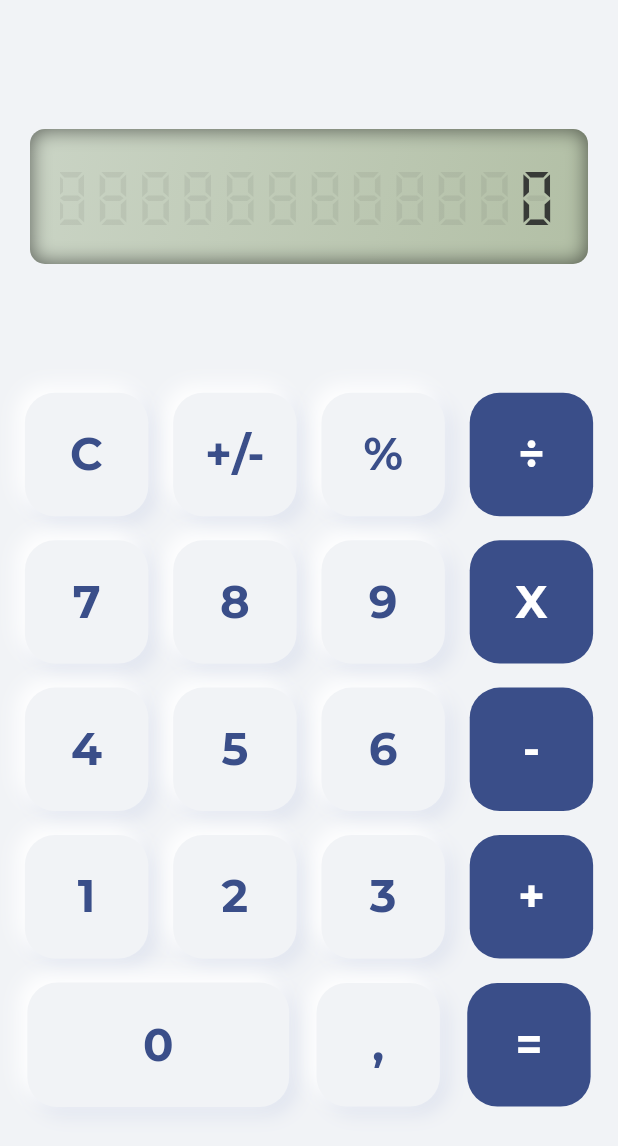
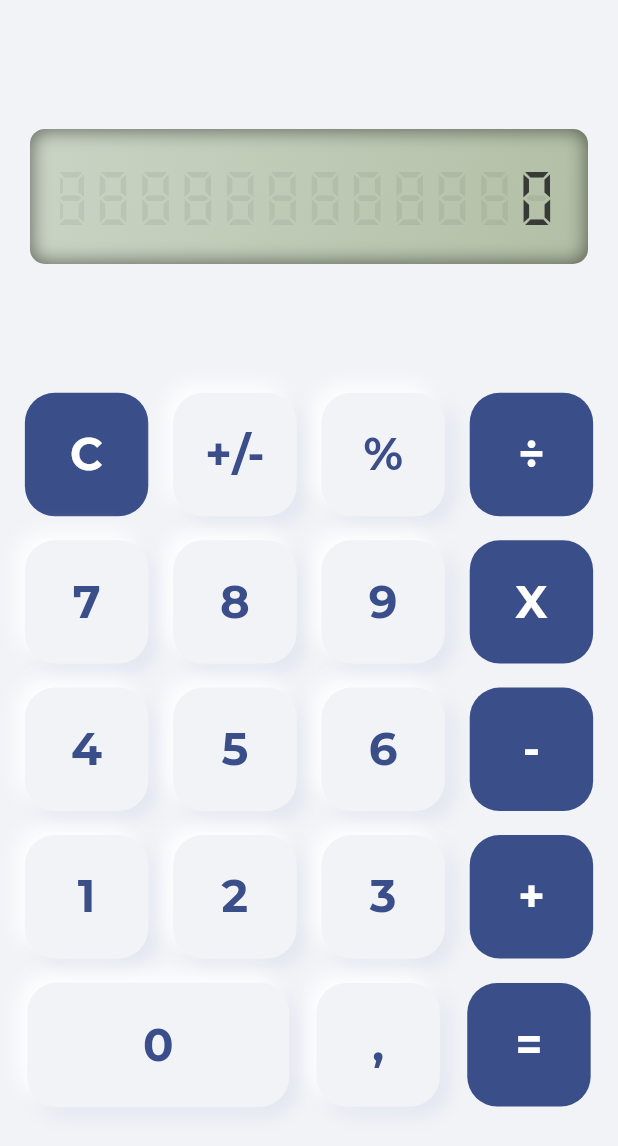
Before and after one commit to adeeteya/DigitalCalculator, a Flutter app: the screen it shows after launch, on a phone screen of 412 x 824 dp. Shown: the top 1146 px of the screen. Run offline on Flutter 3.47's test engine with Material 3 defaults, Android fonts, the light colour scheme and no system bars; our stand-ins replace flutter_inset_box_shadow, math_expressions.

Commit message:
🐛 fixes #3

```diff
--- a/lib/constants.dart
+++ b/lib/constants.dart
@@ -1,4 +1,4 @@
-import 'dart:ui';
+import 'package:flutter/material.dart';
 
 const Color antiFlashWhite = Color(0xFFF1F3F6);
 const Color pastelGray = Color(0xFFCAD4C5);
--- /dev/null
+++ b/lib/intents.dart
@@ -0,0 +1,77 @@
+import 'package:flutter/material.dart';
+
+class Digit0Intent extends Intent {
+  const Digit0Intent();
+}
+
+class Digit1Intent extends Intent {
+  const Digit1Intent();
+}
+
+class Digit2Intent extends Intent {
+  const Digit2Intent();
+}
+
+class Digit3Intent extends Intent {
+  const Digit3Intent();
+}
+
+class Digit4Intent extends Intent {
+  const Digit4Intent();
+}
+
+class Digit5Intent extends Intent {
+  const Digit5Intent();
+}
+
+class Digit6Intent extends Intent {
+  const Digit6Intent();
+}
+
+class Digit7Intent extends Intent {
+  const Digit7Intent();
+}
+
+class Digit8Intent extends Intent {
+  const Digit8Intent();
+}
+
+class Digit9Intent extends Intent {
+  const Digit9Intent();
+}
+
+class AdditionIntent extends Intent {
+  const AdditionIntent();
+}
+
+class SubtractionIntent extends Intent {
+  const SubtractionIntent();
+}
+
+class MultiplicationIntent extends Intent {
+  const MultiplicationIntent();
+}
+
+class DivisionIntent extends Intent {
+  const DivisionIntent();
+}
+
+class PercentIntent extends Intent {
+  const PercentIntent();
+}
+
+class PeriodIntent extends Intent {
+  const PeriodIntent();
+}
+
+class BackSpaceIntent extends Intent {
+  const BackSpaceIntent();
+}
+
+class AllClearIntent extends Intent {
+  const AllClearIntent();
+}
+
+class ComputeIntent extends Intent {
+  const ComputeIntent();
+}
--- a/lib/views/home.dart
+++ b/lib/views/home.dart
@@ -1,5 +1,7 @@
 import 'package:digital_calculator/constants.dart';
+import 'package:digital_calculator/intents.dart';
 import 'package:digital_calculator/widgets/calculator_button.dart';
+import 'package:digital_calculator/widgets/clear_button.dart';
 import 'package:digital_calculator/widgets/digital_text.dart';
 import 'package:flutter/gestures.dart';
 import 'package:flutter/material.dart' hide BoxDecoration, BoxShadow;
@@ -15,10 +17,24 @@ class Home extends StatefulWidget {
 }
 
 class _HomeState extends State<Home> {
-  final ScrollController resultScrollController = ScrollController();
   String expressionText = "0";
   int maxChars = 50;
   bool scrollToMinExtent = false;
+  final ScrollController resultScrollController = ScrollController();
+  final GlobalKey digit0Key = GlobalKey();
+  final GlobalKey digit1Key = GlobalKey();
+  final GlobalKey digit2Key = GlobalKey();
+  final GlobalKey digit3Key = GlobalKey();
+  final GlobalKey digit4Key = GlobalKey();
+  final GlobalKey digit5Key = GlobalKey();
+  final GlobalKey digit6Key = GlobalKey();
+  final GlobalKey digit7Key = GlobalKey();
+  final GlobalKey digit8Key = GlobalKey();
+  final GlobalKey digit9Key = GlobalKey();
+  final GlobalKey commaKey = GlobalKey();
+  final GlobalKey percentageKey = GlobalKey();
+  final GlobalKey clearKey = GlobalKey();
+
   int getMaxChars(double width) {
     late int numLines;
     TextSpan span = const TextSpan(
@@ -45,20 +61,6 @@ class _HomeState extends State<Home> {
     } while (numLines > 1);
     return span.text?.length ?? 50;
   }
-
-  final GlobalKey digit0Key = GlobalKey();
-  final GlobalKey digit1Key = GlobalKey();
-  final GlobalKey digit2Key = GlobalKey();
-  final GlobalKey digit3Key = GlobalKey();
-  final GlobalKey digit4Key = GlobalKey();
-  final GlobalKey digit5Key = GlobalKey();
-  final GlobalKey digit6Key = GlobalKey();
-  final GlobalKey digit7Key = GlobalKey();
-  final GlobalKey digit8Key = GlobalKey();
-  final GlobalKey digit9Key = GlobalKey();
-  final GlobalKey commaKey = GlobalKey();
-  final GlobalKey percentageKey = GlobalKey();
-  final GlobalKey clearKey = GlobalKey();
 
   void scrollBack() {
     if (scrollToMinExtent) {
@@ -177,6 +179,13 @@ class _HomeState extends State<Home> {
     });
   }
 
+  void allClear() {
+    scrollBack();
+    setState(() {
+      expressionText = "0";
+    });
+  }
+
   Future simulateButtonPress(RenderBox renderBox) async {
     Offset buttonOffset = Offset(renderBox.localToGlobal(Offset.zero).dx + 10,
         renderBox.localToGlobal(Offset.zero).dy + 10);
@@ -216,7 +225,7 @@ class _HomeState extends State<Home> {
         LogicalKeySet(LogicalKeyboardKey.equal): const ComputeIntent(),
         LogicalKeySet(LogicalKeyboardKey.escape): const BackSpaceIntent(),
         LogicalKeySet(LogicalKeyboardKey.delete): const BackSpaceIntent(),
-        const CharacterActivator("c"): const BackSpaceIntent(),
+        const CharacterActivator("c"): const AllClearIntent(),
       },
       child: Actions(
         actions: {
@@ -266,8 +275,9 @@ class _HomeState extends State<Home> {
               onInvoke: (intent) => simulateButtonPress(
                   commaKey.currentContext?.findRenderObject() as RenderBox)),
           BackSpaceIntent: CallbackAction<BackSpaceIntent>(
-              onInvoke: (intent) => simulateButtonPress(
-                  clearKey.currentContext?.findRenderObject() as RenderBox)),
+              onInvoke: (intent) => deleteCharacter()),
+          AllClearIntent:
+              CallbackAction<AllClearIntent>(onInvoke: (intent) => allClear()),
           ComputeIntent:
               CallbackAction<ComputeIntent>(onInvoke: (intent) => compute()),
         },
@@ -276,6 +286,7 @@ class _HomeState extends State<Home> {
           child: Scaffold(
             body: LayoutBuilder(
               builder: (context, constraints) {
+                //If The Layout is in Landscape Mode
                 if (constraints.maxWidth > constraints.maxHeight) {
                   //Landscape Layout
                   double widthPerButton = (constraints.maxWidth - 100) / 8.1;
@@ -338,12 +349,11 @@ class _HomeState extends State<Home> {
                         Row(
                           mainAxisAlignment: MainAxisAlignment.spaceEvenly,
                           children: [
-                            CalculatorButton(
+                            ClearButton(
                               key: clearKey,
                               width: widthPerButton,
-                              text: "C",
-                              isBlue: true,
                               onTap: deleteCharacter,
+                              onLongPress: allClear,
                             ),
                             CalculatorButton(
                               width: widthPerButton,
@@ -444,7 +454,9 @@ class _HomeState extends State<Home> {
                       ],
                     ),
                   );
-                } else {
+                }
+                //If The Layout is in Portrait Mode
+                else {
                   double widthPerButton = (constraints.maxWidth - 50) / 4.4;
                   maxChars =
                       getMaxChars(MediaQuery.of(context).size.width - 20) - 2;
@@ -488,11 +500,11 @@ class _HomeState extends State<Home> {
                         Row(
                           mainAxisAlignment: MainAxisAlignment.spaceEvenly,
                           children: [
-                            CalculatorButton(
+                            ClearButton(
                               key: clearKey,
                               width: widthPerButton,
-                              text: "C",
                               onTap: deleteCharacter,
+                              onLongPress: allClear,
                             ),
                             CalculatorButton(
                               width: widthPerButton,
@@ -641,75 +653,3 @@ class _HomeState extends State<Home> {
     );
   }
 }
-
-class Digit0Intent extends Intent {
-  const Digit0Intent();
-}
-
-class Digit1Intent extends Intent {
-  const Digit1Intent();
-}
-
-class Digit2Intent extends Intent {
-  const Digit2Intent();
-}
-
-class Digit3Intent extends Intent {
-  const Digit3Intent();
-}
-
-class Digit4Intent extends Intent {
-  const Digit4Intent();
-}
-
-class Digit5Intent extends Intent {
-  const Digit5Intent();
-}
-
-class Digit6Intent extends Intent {
-  const Digit6Intent();
-}
-
-class Digit7Intent extends Intent {
-  const Digit7Intent();
-}
-
-class Digit8Intent extends Intent {
-  const Digit8Intent();
-}
-
-class Digit9Intent extends Intent {
-  const Digit9Intent();
-}
-
-class AdditionIntent extends Intent {
-  const AdditionIntent();
-}
-
-class SubtractionIntent extends Intent {
-  const SubtractionIntent();
-}
-
-class MultiplicationIntent extends Intent {
-  const MultiplicationIntent();
-}
-
-class DivisionIntent extends Intent {
-  const DivisionIntent();
-}
-
-class PercentIntent extends Intent {
-  const PercentIntent();
-}
-
-class PeriodIntent extends Intent {
-  const PeriodIntent();
-}
-
-class BackSpaceIntent extends Intent {
-  const BackSpaceIntent();
-}
-
-class ComputeIntent extends Intent {
-  const ComputeIntent();
-}
--- /dev/null
+++ b/lib/widgets/clear_button.dart
@@ -0,0 +1,46 @@
+import 'package:digital_calculator/constants.dart';
+import 'package:flutter/material.dart';
+
+class ClearButton extends StatelessWidget {
+  const ClearButton({
+    super.key,
+    required this.width,
+    required this.onTap,
+    required this.onLongPress,
+  });
+  final double width;
+  final VoidCallback onTap;
+  final VoidCallback onLongPress;
+
+  @override
+  Widget build(BuildContext context) {
+    return GestureDetector(
+      onTap: onTap,
+      onLongPress: onLongPress,
+      child: Container(
+        width: width,
+        decoration: BoxDecoration(
+          color: (MediaQuery.of(context).platformBrightness == Brightness.light)
+              ? chineseBlue
+              : hanBlue,
+          borderRadius: BorderRadius.circular(20),
+          boxShadow: null,
+        ),
+        child: const AspectRatio(
+          aspectRatio: 1,
+          child: Center(
+            child: Text(
+              "C",
+              style: TextStyle(
+                color: Colors.white,
+                fontSize: 30,
+                fontFamily: "Montserrat",
+                fontWeight: FontWeight.w700,
+              ),
+            ),
+          ),
+        ),
+      ),
+    );
+  }
+}
--- a/pubspec.yaml
+++ b/pubspec.yaml
@@ -1,7 +1,7 @@
 name: digital_calculator
 description: A neumorphic themed digital calculator which has keyboard and dark mode support
 publish_to: 'none'
-version: 1.1.0+5
+version: 1.1.1+6
 environment:
   sdk: '>=3.2.3 <4.0.0'
 dependencies:
```
Also changed, not shown: pubspec.lock, 23 other files.
